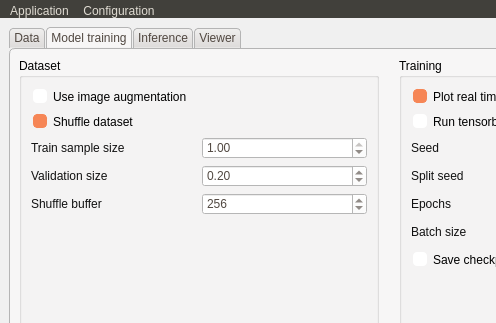
This is FEXT/app/src/window_layout.ui in CTCycle/FEXT-Autoencoder as Qt 5 draws it before an edit; both pictures show x 0 to 496 and y 0 to 323 of the 1159 by 850 pixel window. The edited form follows.
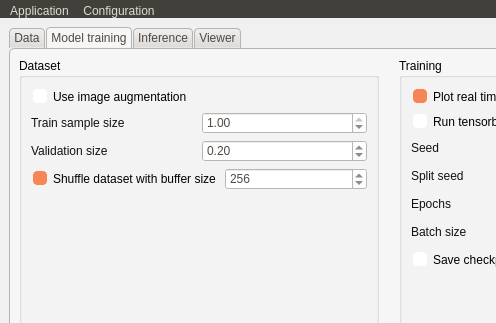
This is the edited form. The open tabs and pages were chosen to show the change.

The edit to the form file:
```diff
--- a/FEXT/app/src/window_layout.ui
+++ b/FEXT/app/src/window_layout.ui
@@ -657,18 +657,6 @@
               </widget>
              </item>
              <item>
-              <widget class="QCheckBox" name="setShuffle">
-               <property name="text">
-                <string>Shuffle dataset</string>
-               </property>
-               <property name="checked">
-                <bool>true</bool>
-               </property>
-              </widget>
-             </item>
-             <item>
-              <layout class="QVBoxLayout" name="verticalLayout_15">
-               <item>
                 <layout class="QHBoxLayout" name="horizontalLayout_16">
                  <item>
                   <widget class="QLabel" name="label_16">
@@ -717,11 +705,14 @@
                 </layout>
                </item>
                <item>
-                <layout class="QHBoxLayout" name="horizontalLayout_19">
+              <layout class="QHBoxLayout" name="horizontalLayout_26">
                  <item>
-                  <widget class="QLabel" name="label_17">
+                <widget class="QCheckBox" name="setShuffle">
                    <property name="text">
-                    <string>Shuffle buffer</string>
+                  <string>Shuffle dataset with buffer size</string>
+                 </property>
+                 <property name="checked">
+                  <bool>true</bool>
                    </property>
                   </widget>
                  </item>
@@ -737,8 +728,6 @@
                     <number>256</number>
                    </property>
                   </widget>
-                 </item>
-                </layout>
                </item>
               </layout>
              </item>
```
Left out of the diff: 2 changed lines with no effect on the pictures. Lines whose indentation alone changed are shown as unchanged.
